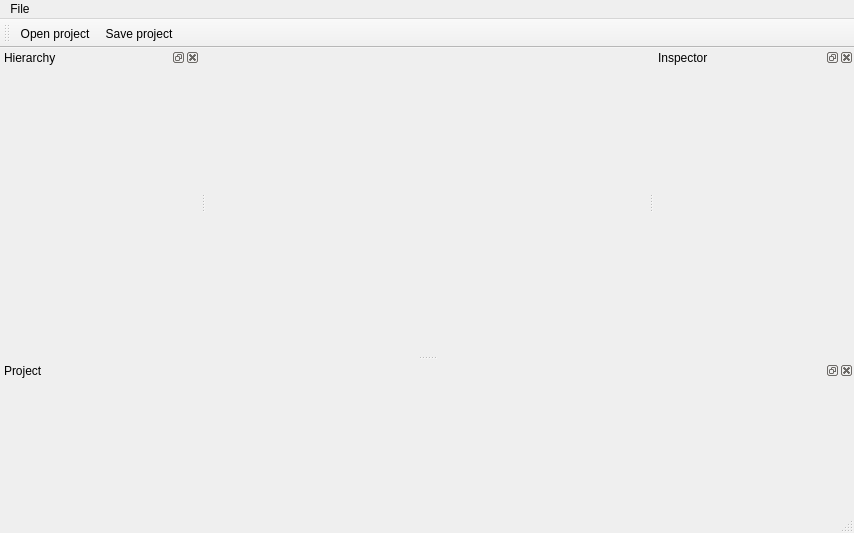
Old version of the form DockTest/mainwindow.ui in the repository 0000duck/Qt-Engine.
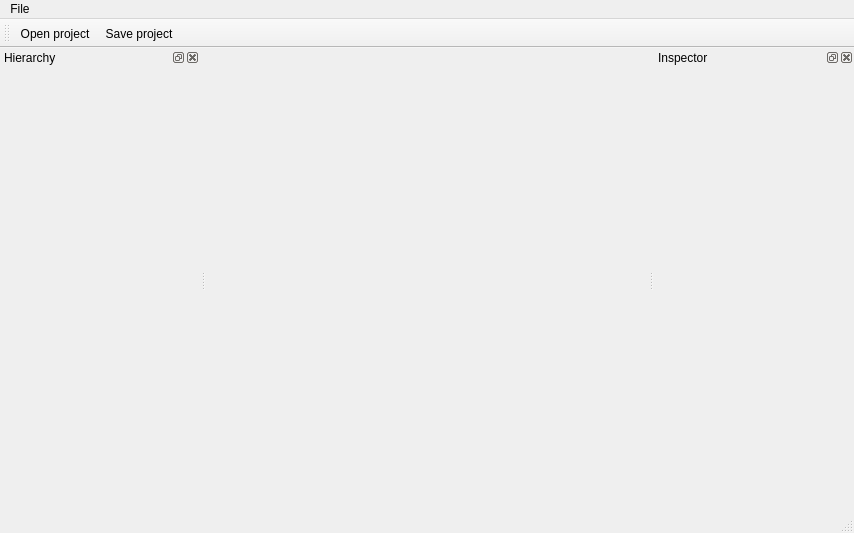
New version of the form. Icons and pictures are not drawn. Custom widgets are drawn as their Qt base class.

```diff
--- a/DockTest/mainwindow.ui
+++ b/DockTest/mainwindow.ui
@@ -40,27 +40,6 @@
    </widget>
    <addaction name="menuFile"/>
   </widget>
-  <widget class="QDockWidget" name="Project">
-   <property name="sizePolicy">
-    <sizepolicy hsizetype="Preferred" vsizetype="Fixed">
-     <horstretch>0</horstretch>
-     <verstretch>0</verstretch>
-    </sizepolicy>
-   </property>
-   <property name="minimumSize">
-    <size>
-     <width>80</width>
-     <height>150</height>
-    </size>
-   </property>
-   <property name="windowTitle">
-    <string>Project</string>
-   </property>
-   <attribute name="dockWidgetArea">
-    <number>8</number>
-   </attribute>
-   <widget class="QWidget" name="dockWidgetContents_5"/>
-  </widget>
   <widget class="QDockWidget" name="Hierarchy">
    <property name="sizePolicy">
     <sizepolicy hsizetype="Fixed" vsizetype="Preferred">
```
Left out of the diff: 9 changed lines with no effect on the pictures.
